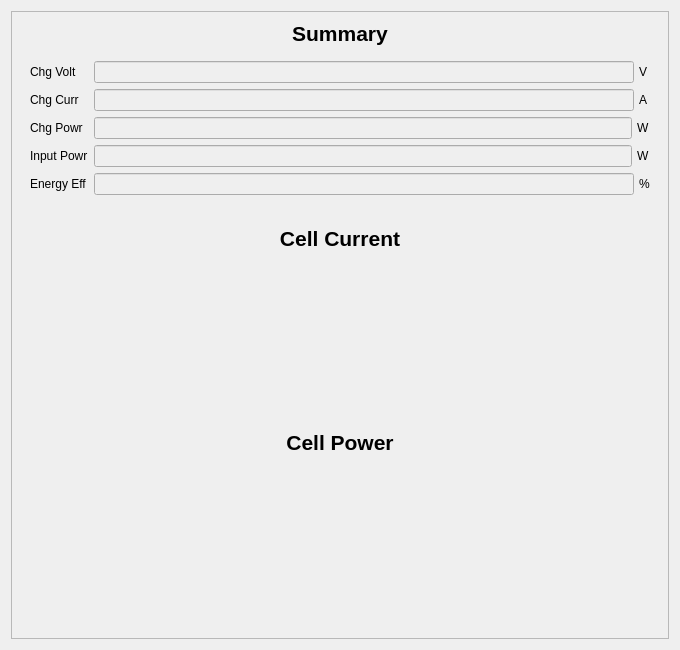
Above: app/src/view/shuntcur/shuntcurresultview.ui from daitenshionyan/vrfbcalc-cpp before the change. Below: the same form after it.
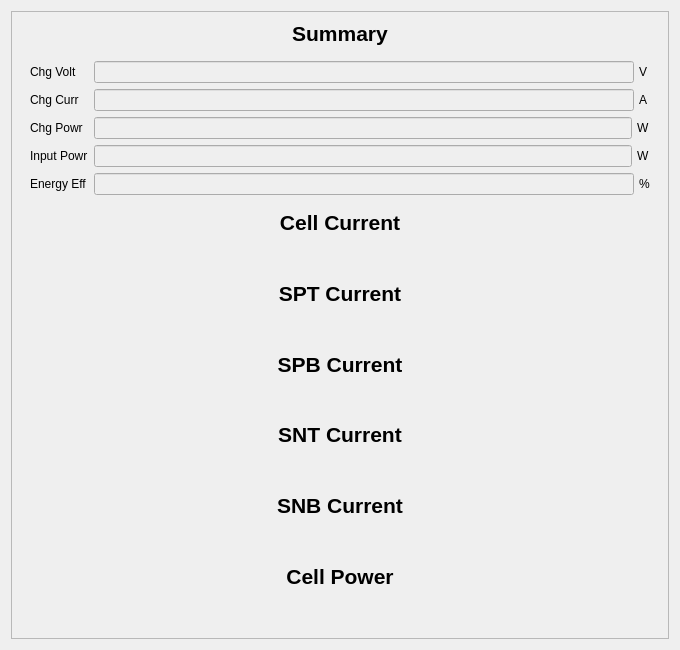
That is the form after the change. Custom widgets are drawn as their Qt base class.

Commit message: Add stack shunt plots

```diff
--- a/app/src/view/shuntcur/shuntcurresultview.ui
+++ b/app/src/view/shuntcur/shuntcurresultview.ui
@@ -340,6 +340,106 @@
        <item>
         <widget class="GraphPlotForm" name="currentPlot" native="true"/>
        </item>
+       <item>
+        <widget class="QLabel" name="sptCurrTitleLabel">
+         <property name="sizePolicy">
+          <sizepolicy hsizetype="Preferred" vsizetype="Fixed">
+           <horstretch>0</horstretch>
+           <verstretch>0</verstretch>
+          </sizepolicy>
+         </property>
+         <property name="font">
+          <font>
+           <pointsize>16</pointsize>
+           <bold>true</bold>
+          </font>
+         </property>
+         <property name="text">
+          <string>SPT Current</string>
+         </property>
+         <property name="alignment">
+          <set>Qt::AlignCenter</set>
+         </property>
+        </widget>
+       </item>
+       <item>
+        <widget class="GraphPlotForm" name="sptCurrPlot" native="true"/>
+       </item>
+       <item>
+        <widget class="QLabel" name="spbCurrTitleLabel">
+         <property name="sizePolicy">
+          <sizepolicy hsizetype="Preferred" vsizetype="Fixed">
+           <horstretch>0</horstretch>
+           <verstretch>0</verstretch>
+          </sizepolicy>
+         </property>
+         <property name="font">
+          <font>
+           <pointsize>16</pointsize>
+           <bold>true</bold>
+          </font>
+         </property>
+         <property name="text">
+          <string>SPB Current</string>
+         </property>
+         <property name="alignment">
+          <set>Qt::AlignCenter</set>
+         </property>
+        </widget>
+       </item>
+       <item>
+        <widget class="GraphPlotForm" name="spbCurrPlot" native="true"/>
+       </item>
+       <item>
+        <widget class="QLabel" name="sntCurrTitleLabel">
+         <property name="sizePolicy">
+          <sizepolicy hsizetype="Preferred" vsizetype="Fixed">
+           <horstretch>0</horstretch>
+           <verstretch>0</verstretch>
+          </sizepolicy>
+         </property>
+         <property name="font">
+          <font>
+           <pointsize>16</pointsize>
+           <bold>true</bold>
+          </font>
+         </property>
+         <property name="text">
+          <string>SNT Current</string>
+         </property>
+         <property name="alignment">
+          <set>Qt::AlignCenter</set>
+         </property>
+        </widget>
+       </item>
+       <item>
+        <widget class="GraphPlotForm" name="sntCurrPlot" native="true"/>
+       </item>
+       <item>
+        <widget class="QLabel" name="snbCurrTitleLabel">
+         <property name="sizePolicy">
+          <sizepolicy hsizetype="Preferred" vsizetype="Fixed">
+           <horstretch>0</horstretch>
+           <verstretch>0</verstretch>
+          </sizepolicy>
+         </property>
+         <property name="font">
+          <font>
+           <pointsize>16</pointsize>
+           <bold>true</bold>
+          </font>
+         </property>
+         <property name="text">
+          <string>SNB Current</string>
+         </property>
+         <property name="alignment">
+          <set>Qt::AlignCenter</set>
+         </property>
+        </widget>
+       </item>
+       <item>
+        <widget class="GraphPlotForm" name="snbCurrPlot" native="true"/>
+       </item>
        <item>
         <widget class="QLabel" name="powerTitleLabel">
          <property name="sizePolicy">
```
Left out of the diff: 4 changed lines with no effect on the pictures.
